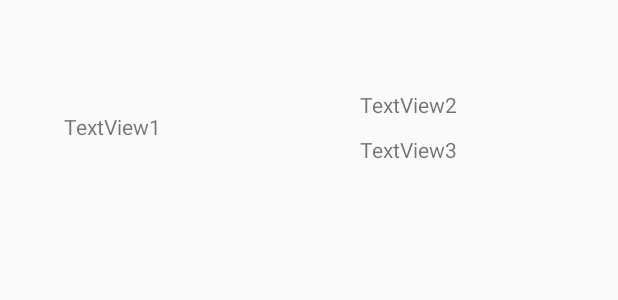
After one commit to IsaiNah/REStoreEmployeeApp, an Android app: the layout listview_informationadapter.xml on its own in the app's theme, with its tools: preview values and no code run, on a phone screen of 412 x 824 dp. The commit adds this screen. Shown: the top 300 px of the screen. Run offline under Robolectric (Android 15) with nearby library versions, the phone set to English and light mode, and no system bars; network calls fail.

Commit message:
- Created Information class that will contain information list data - Created InformationAdapter class that will setup and manage the view - Bug fixing for RecyclerView -> clicks are handled by the parent recyclerview 	therefor they do not register in the coworkers activity - Created Schedule button for Main Menu

```diff
--- a/app/src/main/java/com/example/restoreemployeeapp/FragmentCoworkers.java
+++ b/app/src/main/java/com/example/restoreemployeeapp/FragmentCoworkers.java
@@ -103,4 +103,6 @@ public class FragmentCoworkers extends DialogFragment {
 
         return view;
     }
+
+
 }
--- /dev/null
+++ b/app/src/main/res/layout/listview_informationadapter.xml
@@ -0,0 +1,58 @@
+<?xml version="1.0" encoding="utf-8"?>
+<android.support.constraint.ConstraintLayout
+    xmlns:android="http://schemas.android.com/apk/res/android"
+    xmlns:app="http://schemas.android.com/apk/res-auto"
+    xmlns:tools="http://schemas.android.com/tools"
+    android:layout_width="match_parent"
+    android:layout_height="match_parent">
+
+
+    <LinearLayout
+        android:layout_width="395dp"
+        android:layout_height="715dp"
+        android:layout_marginStart="8dp"
+        android:layout_marginTop="8dp"
+        android:layout_marginEnd="8dp"
+        android:layout_marginBottom="8dp"
+        android:orientation="horizontal"
+        app:layout_constraintBottom_toBottomOf="parent"
+        app:layout_constraintEnd_toEndOf="parent"
+        app:layout_constraintStart_toStartOf="parent"
+        app:layout_constraintTop_toTopOf="parent">
+
+        <TextView
+            android:gravity="center"
+            android:textAlignment="center"
+            android:text="TextView1"
+            android:layout_width="match_parent"
+            android:layout_height="60dp"
+            android:id="@+id/textView1"
+            android:layout_weight="66.6"/>
+
+        <LinearLayout
+            android:orientation="vertical"
+            android:layout_width="match_parent"
+            android:layout_height="wrap_content"
+            android:layout_weight="33.3">
+
+            <TextView
+                android:gravity="center"
+                android:text="TextView2"
+                android:layout_width="match_parent"
+                android:layout_height="30dp"
+                android:id="@+id/textView2"/>
+
+            <TextView
+                android:gravity="center"
+                android:text="TextView3"
+                android:layout_width="match_parent"
+                android:layout_height="30dp"
+                android:id="@+id/textView3"
+                android:layout_below="@+id/textView2"/>
+        </LinearLayout>
+
+
+
+
+    </LinearLayout>
+</android.support.constraint.ConstraintLayout>
```
Also changed, not shown: app/src/main/java/com/example/restoreemployeeapp/FragmentInformation.java (+36 -0 lines), app/src/main/java/com/example/restoreemployeeapp/Information.java (added, +36 -0 lines), app/src/main/java/com/example/restoreemployeeapp/InformationListAdatper.java (added, +18 -0 lines), app/src/main/java/com/example/restoreemployeeapp/RecyclerViewAdapterUsers.java (+19 -8 lines), app/src/main/res/layout/fragment_information.xml (+16 -2 lines).
